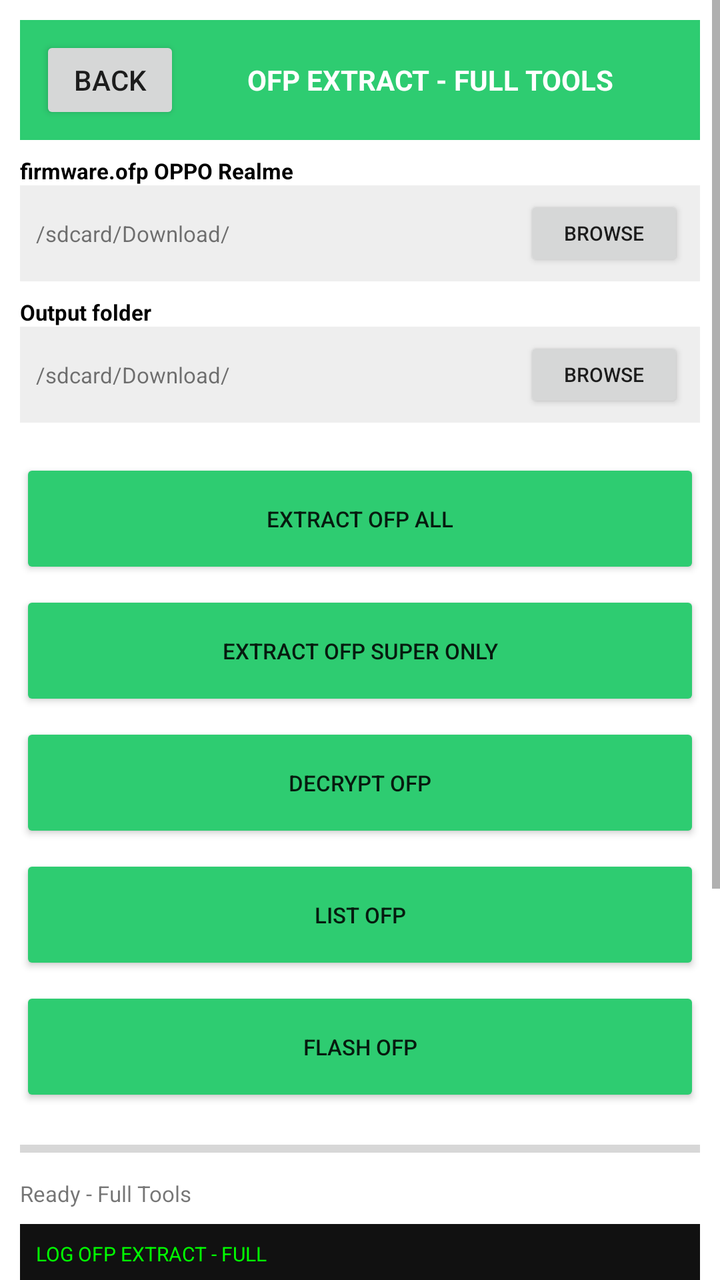
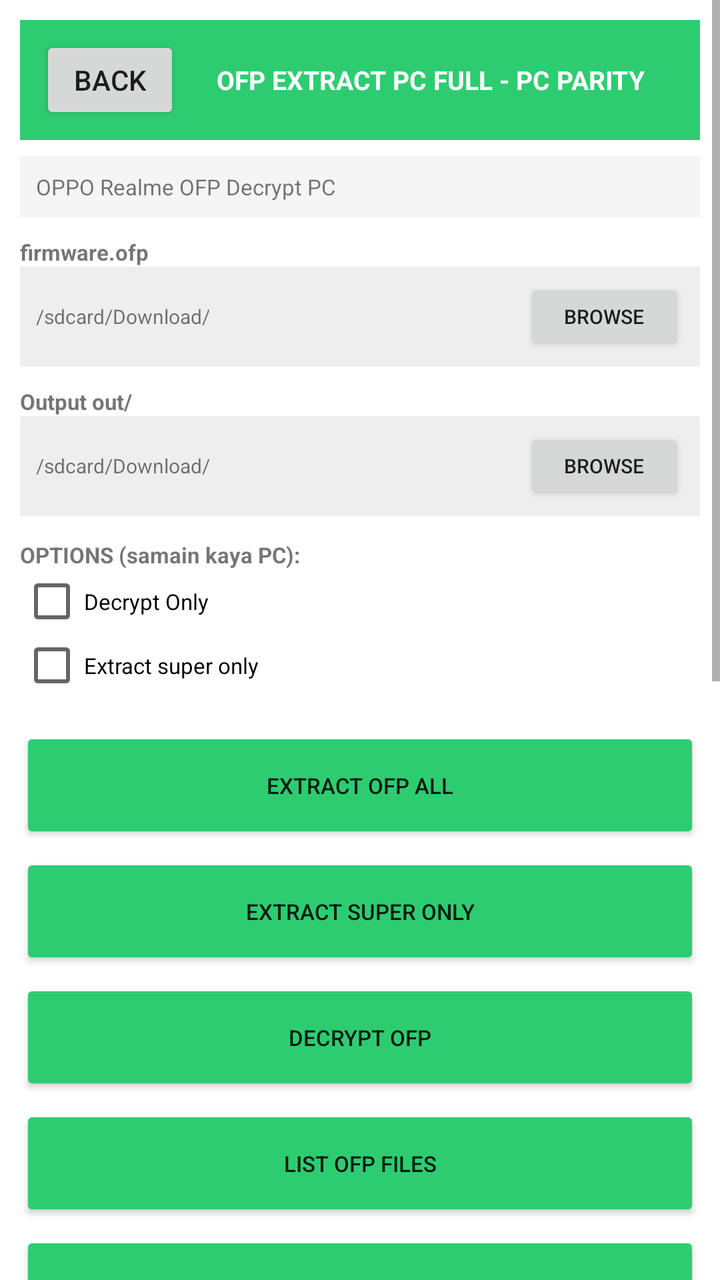

Before-and-after screenshots of an Android layout around one commit, followed by the original layout XML and the change that was made.
<!-- AndroidManifest.xml: application theme Theme.OTGFlasher -->
<!-- res/layout/activity_ofp.xml -->
<?xml version="1.0" encoding="utf-8"?>
<ScrollView xmlns:android="http://schemas.android.com/apk/res/android" android:layout_width="match_parent" android:layout_height="match_parent" android:background="#FFFFFF">
<LinearLayout android:orientation="vertical" android:layout_width="match_parent" android:layout_height="wrap_content" android:padding="10dp">
<LinearLayout android:orientation="horizontal" android:layout_width="match_parent" android:layout_height="60dp" android:background="#2ECC71" android:gravity="center_vertical" android:padding="10dp"><Button android:id="@+id/btnBack" android:text="BACK" android:layout_width="70dp" android:layout_height="44dp"/><TextView android:text="OFP EXTRACT - FULL TOOLS" android:textSize="14sp" android:textStyle="bold" android:textColor="#FFFFFF" android:layout_width="0dp" android:layout_weight="1" android:layout_height="wrap_content" android:gravity="center"/></LinearLayout>
<TextView android:text="firmware.ofp OPPO Realme" android:textSize="11sp" android:textColor="#000000" android:layout_width="match_parent" android:layout_height="wrap_content" android:layout_marginTop="8dp" android:textStyle="bold"/>
<LinearLayout android:orientation="horizontal" android:layout_width="match_parent" android:layout_height="48dp" android:background="#EEEEEE" android:gravity="center_vertical" android:padding="8dp"><TextView android:id="@+id/txt_firmware.ofp_OPPO_Realme" android:text="/sdcard/Download/" android:textSize="11sp" android:layout_width="0dp" android:layout_weight="1" android:layout_height="wrap_content"/><Button android:id="@+id/btn_firmware.ofp_OPPO_Realme" android:text="BROWSE" android:layout_width="80dp" android:layout_height="38dp" android:textSize="10sp"/></LinearLayout>
<TextView android:text="Output folder" android:textSize="11sp" android:textColor="#000000" android:layout_width="match_parent" android:layout_height="wrap_content" android:layout_marginTop="8dp" android:textStyle="bold"/>
<LinearLayout android:orientation="horizontal" android:layout_width="match_parent" android:layout_height="48dp" android:background="#EEEEEE" android:gravity="center_vertical" android:padding="8dp"><TextView android:id="@+id/txt_Output_folder" android:text="/sdcard/Download/" android:textSize="11sp" android:layout_width="0dp" android:layout_weight="1" android:layout_height="wrap_content"/><Button android:id="@+id/btn_Output_folder" android:text="BROWSE" android:layout_width="80dp" android:layout_height="38dp" android:textSize="10sp"/></LinearLayout>

<LinearLayout android:orientation="vertical" android:layout_width="match_parent" android:layout_height="wrap_content" android:layout_marginTop="12dp">
<Button android:id="@+id/btn_EXTRACT_OFP_all" android:text="EXTRACT OFP all" android:layout_width="match_parent" android:layout_height="60dp" android:textSize="11sp" android:layout_marginTop="6dp" android:backgroundTint="#2ECC71"/>
<Button android:id="@+id/btn_EXTRACT_OFP_super_only" android:text="EXTRACT OFP super only" android:layout_width="match_parent" android:layout_height="60dp" android:textSize="11sp" android:layout_marginTop="6dp" android:backgroundTint="#2ECC71"/>
<Button android:id="@+id/btn_DECRYPT_OFP" android:text="DECRYPT OFP" android:layout_width="match_parent" android:layout_height="60dp" android:textSize="11sp" android:layout_marginTop="6dp" android:backgroundTint="#2ECC71"/>
<Button android:id="@+id/btn_LIST_OFP" android:text="LIST OFP" android:layout_width="match_parent" android:layout_height="60dp" android:textSize="11sp" android:layout_marginTop="6dp" android:backgroundTint="#2ECC71"/>
<Button android:id="@+id/btn_FLASH_OFP" android:text="FLASH OFP" android:layout_width="match_parent" android:layout_height="60dp" android:textSize="11sp" android:layout_marginTop="6dp" android:backgroundTint="#2ECC71"/>

</LinearLayout>
<ProgressBar android:id="@+id/progressBar" style="?android:attr/progressBarStyleHorizontal" android:layout_width="match_parent" android:layout_height="18dp" android:max="100" android:layout_marginTop="12dp"/>
<TextView android:id="@+id/txtDetail" android:text="Ready - Full Tools" android:textSize="11sp" android:layout_width="match_parent" android:layout_height="wrap_content" android:layout_marginTop="6dp"/>
<TextView android:id="@+id/logView" android:text="LOG OFP EXTRACT - FULL" android:textSize="10sp" android:background="#111111" android:textColor="#00FF00" android:padding="8dp" android:layout_width="match_parent" android:layout_height="300dp" android:layout_marginTop="8dp"/>
</LinearLayout></ScrollView>
<!-- resources referenced by this layout -->
<resources>
  <style name="Theme.OTGFlasher" parent="android:Theme.Material.Light.NoActionBar" />
</resources>

<!-- the commit's change to res/layout/activity_ofp.xml (unified diff, before → after) -->
@@ -1,21 +1,25 @@
 <?xml version="1.0" encoding="utf-8"?>
 <ScrollView xmlns:android="http://schemas.android.com/apk/res/android" android:layout_width="match_parent" android:layout_height="match_parent" android:background="#FFFFFF">
 <LinearLayout android:orientation="vertical" android:layout_width="match_parent" android:layout_height="wrap_content" android:padding="10dp">
-<LinearLayout android:orientation="horizontal" android:layout_width="match_parent" android:layout_height="60dp" android:background="#2ECC71" android:gravity="center_vertical" android:padding="10dp"><Button android:id="@+id/btnBack" android:text="BACK" android:layout_width="70dp" android:layout_height="44dp"/><TextView android:text="OFP EXTRACT - FULL TOOLS" android:textSize="14sp" android:textStyle="bold" android:textColor="#FFFFFF" android:layout_width="0dp" android:layout_weight="1" android:layout_height="wrap_content" android:gravity="center"/></LinearLayout>
-<TextView android:text="firmware.ofp OPPO Realme" android:textSize="11sp" android:textColor="#000000" android:layout_width="match_parent" android:layout_height="wrap_content" android:layout_marginTop="8dp" android:textStyle="bold"/>
-<LinearLayout android:orientation="horizontal" android:layout_width="match_parent" android:layout_height="48dp" android:background="#EEEEEE" android:gravity="center_vertical" android:padding="8dp"><TextView android:id="@+id/txt_firmware.ofp_OPPO_Realme" android:text="/sdcard/Download/" android:textSize="11sp" android:layout_width="0dp" android:layout_weight="1" android:layout_height="wrap_content"/><Button android:id="@+id/btn_firmware.ofp_OPPO_Realme" android:text="BROWSE" android:layout_width="80dp" android:layout_height="38dp" android:textSize="10sp"/></LinearLayout>
-<TextView android:text="Output folder" android:textSize="11sp" android:textColor="#000000" android:layout_width="match_parent" android:layout_height="wrap_content" android:layout_marginTop="8dp" android:textStyle="bold"/>
-<LinearLayout android:orientation="horizontal" android:layout_width="match_parent" android:layout_height="48dp" android:background="#EEEEEE" android:gravity="center_vertical" android:padding="8dp"><TextView android:id="@+id/txt_Output_folder" android:text="/sdcard/Download/" android:textSize="11sp" android:layout_width="0dp" android:layout_weight="1" android:layout_height="wrap_content"/><Button android:id="@+id/btn_Output_folder" android:text="BROWSE" android:layout_width="80dp" android:layout_height="38dp" android:textSize="10sp"/></LinearLayout>
+<LinearLayout android:orientation="horizontal" android:layout_width="match_parent" android:layout_height="60dp" android:background="#2ECC71" android:gravity="center_vertical" android:padding="10dp"><Button android:id="@+id/btnBack" android:text="BACK" android:layout_width="70dp" android:layout_height="44dp"/><TextView android:text="OFP EXTRACT PC FULL - PC PARITY" android:textSize="13sp" android:textStyle="bold" android:textColor="#FFFFFF" android:layout_width="0dp" android:layout_weight="1" android:layout_height="wrap_content" android:gravity="center"/></LinearLayout>
+<TextView android:text="OPPO Realme OFP Decrypt PC" android:textSize="11sp" android:background="#F5F5F5" android:padding="8dp" android:layout_width="match_parent" android:layout_height="wrap_content" android:layout_marginTop="8dp"/>
+<TextView android:text="firmware.ofp" android:textSize="11sp" android:textStyle="bold" android:layout_width="match_parent" android:layout_height="wrap_content" android:layout_marginTop="10dp"/><LinearLayout android:orientation="horizontal" android:layout_width="match_parent" android:layout_height="50dp" android:background="#EEEEEE" android:gravity="center_vertical" android:padding="8dp"><TextView android:id="@+id/txt_firmware.ofp" android:text="/sdcard/Download/" android:textSize="10sp" android:layout_width="0dp" android:layout_weight="1" android:layout_height="wrap_content"/><Button android:id="@+id/btn_firmware.ofp" android:text="BROWSE" android:layout_width="80dp" android:layout_height="38dp" android:textSize="10sp"/></LinearLayout>
+<TextView android:text="Output out/" android:textSize="11sp" android:textStyle="bold" android:layout_width="match_parent" android:layout_height="wrap_content" android:layout_marginTop="10dp"/><LinearLayout android:orientation="horizontal" android:layout_width="match_parent" android:layout_height="50dp" android:background="#EEEEEE" android:gravity="center_vertical" android:padding="8dp"><TextView android:id="@+id/txt_Output_out_" android:text="/sdcard/Download/" android:textSize="10sp" android:layout_width="0dp" android:layout_weight="1" android:layout_height="wrap_content"/><Button android:id="@+id/btn_Output_out_" android:text="BROWSE" android:layout_width="80dp" android:layout_height="38dp" android:textSize="10sp"/></LinearLayout>
 
-<LinearLayout android:orientation="vertical" android:layout_width="match_parent" android:layout_height="wrap_content" android:layout_marginTop="12dp">
-<Button android:id="@+id/btn_EXTRACT_OFP_all" android:text="EXTRACT OFP all" android:layout_width="match_parent" android:layout_height="60dp" android:textSize="11sp" android:layout_marginTop="6dp" android:backgroundTint="#2ECC71"/>
-<Button android:id="@+id/btn_EXTRACT_OFP_super_only" android:text="EXTRACT OFP super only" android:layout_width="match_parent" android:layout_height="60dp" android:textSize="11sp" android:layout_marginTop="6dp" android:backgroundTint="#2ECC71"/>
-<Button android:id="@+id/btn_DECRYPT_OFP" android:text="DECRYPT OFP" android:layout_width="match_parent" android:layout_height="60dp" android:textSize="11sp" android:layout_marginTop="6dp" android:backgroundTint="#2ECC71"/>
-<Button android:id="@+id/btn_LIST_OFP" android:text="LIST OFP" android:layout_width="match_parent" android:layout_height="60dp" android:textSize="11sp" android:layout_marginTop="6dp" android:backgroundTint="#2ECC71"/>
-<Button android:id="@+id/btn_FLASH_OFP" android:text="FLASH OFP" android:layout_width="match_parent" android:layout_height="60dp" android:textSize="11sp" android:layout_marginTop="6dp" android:backgroundTint="#2ECC71"/>
+<TextView android:text="OPTIONS (samain kaya PC):" android:textSize="11sp" android:textStyle="bold" android:layout_width="match_parent" android:layout_height="wrap_content" android:layout_marginTop="12dp"/>
+<CheckBox android:id="@+id/cb_Decrypt_Only" android:text="Decrypt Only" android:layout_width="match_parent" android:layout_height="wrap_content" android:textSize="11sp"/>
+<CheckBox android:id="@+id/cb_Extract_super_only" android:text="Extract super only" android:layout_width="match_parent" android:layout_height="wrap_content" android:textSize="11sp"/>
+
+<LinearLayout android:orientation="vertical" android:layout_width="match_parent" android:layout_height="wrap_content" android:layout_marginTop="10dp">
+<Button android:id="@+id/btn_EXTRACT_OFP_all" android:text="EXTRACT OFP all" android:layout_width="match_parent" android:layout_height="58dp" android:textSize="11sp" android:layout_marginTop="5dp" android:backgroundTint="#2ECC71"/>
+<Button android:id="@+id/btn_EXTRACT_super_only" android:text="EXTRACT super only" android:layout_width="match_parent" android:layout_height="58dp" android:textSize="11sp" android:layout_marginTop="5dp" android:backgroundTint="#2ECC71"/>
+<Button android:id="@+id/btn_DECRYPT_OFP" android:text="DECRYPT OFP" android:layout_width="match_parent" android:layout_height="58dp" android:textSize="11sp" android:layout_marginTop="5dp" android:backgroundTint="#2ECC71"/>
+<Button android:id="@+id/btn_LIST_OFP_files" android:text="LIST OFP files" android:layout_width="match_parent" android:layout_height="58dp" android:textSize="11sp" android:layout_marginTop="5dp" android:backgroundTint="#2ECC71"/>
+<Button android:id="@+id/btn_FLASH_OFP_extracted" android:text="FLASH OFP extracted" android:layout_width="match_parent" android:layout_height="58dp" android:textSize="11sp" android:layout_marginTop="5dp" android:backgroundTint="#2ECC71"/>
+<Button android:id="@+id/btn_CONVERT_OFP_to_scatter" android:text="CONVERT OFP to scatter" android:layout_width="match_parent" android:layout_height="58dp" android:textSize="11sp" android:layout_marginTop="5dp" android:backgroundTint="#2ECC71"/>
 
 </LinearLayout>
-<ProgressBar android:id="@+id/progressBar" style="?android:attr/progressBarStyleHorizontal" android:layout_width="match_parent" android:layout_height="18dp" android:max="100" android:layout_marginTop="12dp"/>
-<TextView android:id="@+id/txtDetail" android:text="Ready - Full Tools" android:textSize="11sp" android:layout_width="match_parent" android:layout_height="wrap_content" android:layout_marginTop="6dp"/>
-<TextView android:id="@+id/logView" android:text="LOG OFP EXTRACT - FULL" android:textSize="10sp" android:background="#111111" android:textColor="#00FF00" android:padding="8dp" android:layout_width="match_parent" android:layout_height="300dp" android:layout_marginTop="8dp"/>
+<ProgressBar android:id="@+id/progressBar" style="?android:attr/progressBarStyleHorizontal" android:layout_width="match_parent" android:layout_height="16dp" android:max="100" android:layout_marginTop="12dp"/>
+<TextView android:id="@+id/txtDetail" android:text="Ready PC Parity" android:textSize="11sp" android:layout_width="match_parent" android:layout_height="wrap_content" android:layout_marginTop="5dp"/>
+<TextView android:id="@+id/logView" android:text="LOG OFP EXTRACT PC FULL PC PARITY - semua fungsi jalan" android:textSize="10sp" android:background="#111111" android:textColor="#00FF00" android:padding="8dp" android:layout_width="match_parent" android:layout_height="400dp" android:layout_marginTop="8dp"/>
 </LinearLayout></ScrollView>
